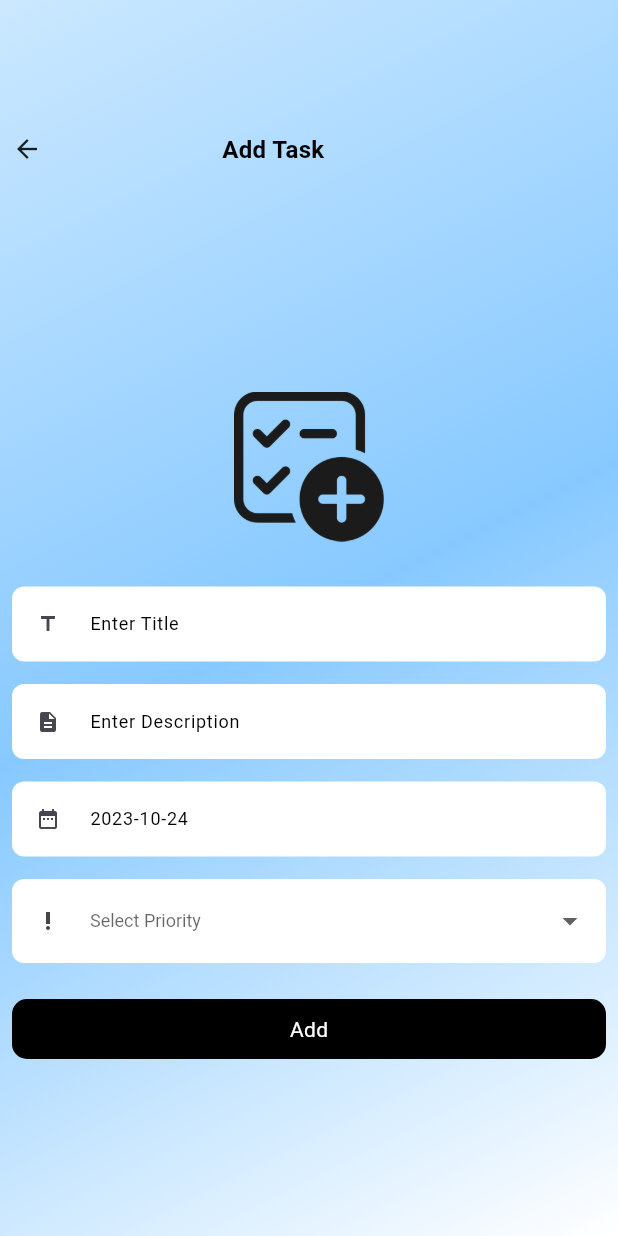
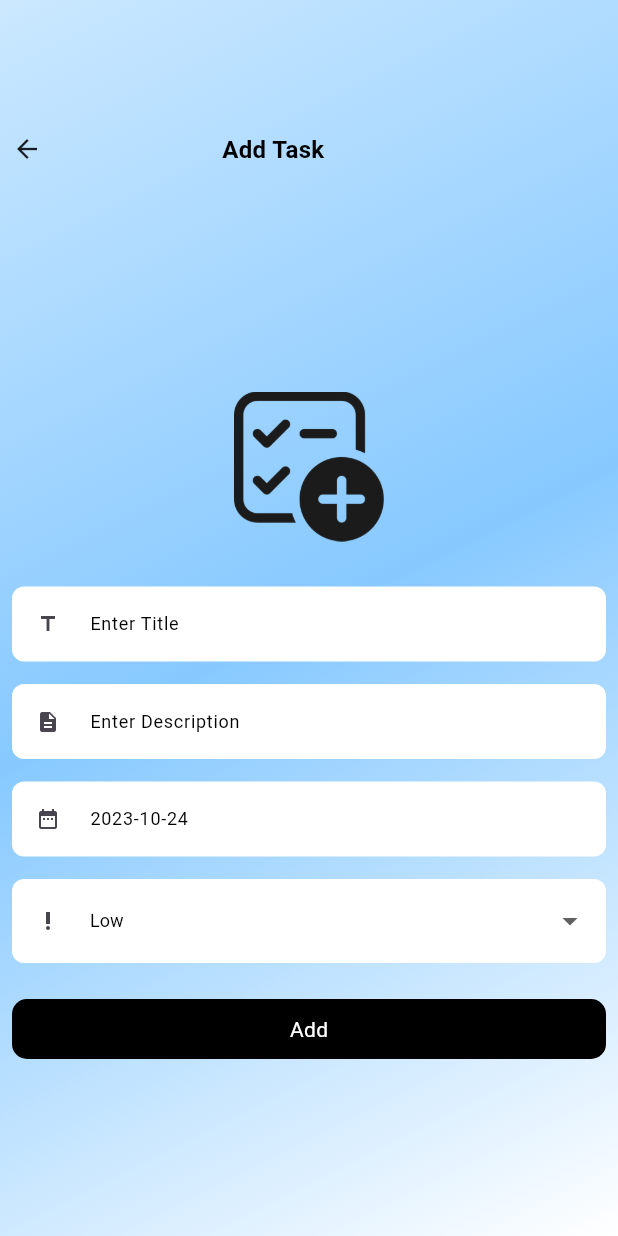
Before and after one commit to BilalOsama15/TaskManagerApp, a Flutter app: the taskListing screen opened directly, after a tap on "Add", on a phone screen of 412 x 824 dp. Run offline on Flutter 3.47's test engine with Material 2 defaults, Android fonts, the phone set to English and light mode, and no system bars; our stand-ins replace sqflite; accounts and stored records are empty.

Commit message:
Update Task Also Update Status

```diff
--- a/task_manager/lib/AddTask.dart
+++ b/task_manager/lib/AddTask.dart
@@ -6,8 +6,10 @@ import 'package:task_manager/Constants/loader.dart';
 import 'package:task_manager/Models/DBHelper.dart';
 import 'package:task_manager/Models/Task_model.dart';
 
+// ignore: must_be_immutable
 class addTask extends StatefulWidget {
-  const addTask({super.key});
+  task? t;
+   addTask({super.key, required this.t});
 
   @override
   State<addTask> createState() => _addTaskState();
@@ -27,9 +29,23 @@ class _addTaskState extends State<addTask> {
    final _formkey=GlobalKey<FormState>();
   @override
   void initState() {
-    dateInput.text = DateFormat('yyyy-MM-dd').format(DateTime.now());
+    super.initState();
+    setDefaultValue();
+  }
+
+  setDefaultValue(){
+    if(widget.t != null)
+    {
+      taskName.text = widget.t!.title.toString();
+      description.text =  widget.t!.description.toString();
+      dateInput.text =  widget.t!.dueDate.toString();
+      priority.text =  widget.t!.priority.toString();
+    }
+    else
+    {
+      dateInput.text = DateFormat('yyyy-MM-dd').format(DateTime.now());
     priority.text = "Low";
-    super.initState();
+    }
   }
   @override
   Widget build(BuildContext context) {
@@ -65,7 +81,7 @@ class _addTaskState extends State<addTask> {
                         },
                         child: const Icon(Icons.arrow_back_sharp,size: 20,)),
                       const SizedBox(width: 120,),
-                      const Text("Add Task", style: TextStyle(color: Color.fromARGB(255, 0, 0, 0), fontSize: 16.0,fontWeight: FontWeight.bold),),
+                       Text(widget.t != null?"Update Task":"Add Task", style: const TextStyle(color: Color.fromARGB(255, 0, 0, 0), fontSize: 16.0,fontWeight: FontWeight.bold),),
                     ],
                   ),
                   const SizedBox(height: 150,),
@@ -179,7 +195,7 @@ class _addTaskState extends State<addTask> {
                   SizedBox(
                     height: 60,
                     child: DropdownButtonFormField(
-
+                    value: widget.t!=null?widget.t!.priority:"Low",
                     items: Data.map((String category) {
 
                     return DropdownMenuItem(
@@ -232,10 +248,24 @@ class _addTaskState extends State<addTask> {
         {
           showLoader(context);
         task t = task(taskName.text, description.text!=""?description.text:"", dateInput.text, priority.text, "pending");
-        db!.insert(t);
-        hideLoader(context);
+        if(widget.t!=null)
+        {
+          print("update");
+          db!.updateTask(t,widget.t!.id!.toInt());
+           hideLoader(context);
+        showSnackBar(context, "Successfully Update", Colors.green);
+        }
+        else
+        {
+          db!.insert(t);
+           hideLoader(context);
         showSnackBar(context, "Successfully Add", Colors.green);
+        }
+
+
         print("Add Task");
+        Navigator.of(context).pop("Data added successfully");
+
         }
 
       },
@@ -244,7 +274,7 @@ class _addTaskState extends State<addTask> {
                   height: 40,width: double.infinity,decoration: BoxDecoration(
                     color: Colors.black,borderRadius: BorderRadius.circular(10.0)
                   ),
-                  child: const Text("Add",style: TextStyle(color: Colors.white),),
+                  child: Text(widget.t!=null?"Update":"Add",style: const TextStyle(color: Colors.white),),
                 ),
     );
   }
--- a/task_manager/lib/Models/DBHelper.dart
+++ b/task_manager/lib/Models/DBHelper.dart
@@ -12,7 +12,7 @@ class DBHelper {
     }
 
     _db = await initDatabase();
-    return null;
+    return _db;
   }
 
   initDatabase()async{
@@ -34,14 +34,33 @@ class DBHelper {
      print(task.status);
 
   }
-
- Future<List<task>?> gettask() async {
-  try {
+Future<List<task>?> getAllTask() async {
+ try {
     var dbClient = await db;
-    final List<Map<String, dynamic>> queryResult = await dbClient!.query('tasks');
+    if (dbClient == null) {
+      print("akjshd");
+      // Handle the case where dbClient is null (e.g., database not properly initialized)
+      return null;
+    }
+    final List<Map<String, dynamic>> queryResult = await dbClient.query('tasks');
     return queryResult.map((e) => task.fromMap(e)).toList();
   } catch (e) {
-    print('Error while fetching employee data: $e');
+    print('Error while fetching tasks data: $e');
+    return null;
+  }
+}
+ Future<List<task>?> getTaskByStatus(String status) async {
+ try {
+    var dbClient = await db;
+    if (dbClient == null) {
+      print("Database not properly initialized");
+      return null;
+    }
+    final List<Map<String, dynamic>> queryResult =
+        await dbClient.query('tasks', where: 'status = ?', whereArgs: [status]);
+    return queryResult.map((e) => task.fromMap(e)).toList();
+  } catch (e) {
+    print('Error while fetching tasks data: $e');
     return null;
   }
 }
@@ -69,4 +88,26 @@ class DBHelper {
         whereArgs: [id]
     );
   }
+   Future<int> updateStatus(bool newStatus, int id)async{
+    try {
+    var dbClient = await db;
+    if (dbClient == null) {
+      return 0; // Handle the case where dbClient is null
+    }
+
+    final Map<String, dynamic> updateData = {
+      'status': newStatus ? 'completed' : 'pending',
+    };
+
+    return await dbClient.update(
+      'tasks',
+      updateData,
+      where: 'id = ?',
+      whereArgs: [id],
+    );
+  } catch (e) {
+    print('Error while updating task status: $e');
+    return 0; // Handle the error case
+  }
+  }
 }
--- a/task_manager/lib/Tasks.dart
+++ b/task_manager/lib/Tasks.dart
@@ -2,6 +2,8 @@
 
 import 'package:flutter/material.dart';
 import 'package:task_manager/AddTask.dart';
+import 'package:task_manager/Models/DBHelper.dart';
+import 'package:task_manager/Models/Task_model.dart';
 
 class taskListing extends StatefulWidget {
   const taskListing({super.key});
@@ -11,7 +13,27 @@ class taskListing extends StatefulWidget {
 }
 
 class _taskListingState extends State<taskListing> {
-  TextEditingController _search = TextEditingController();
+  final TextEditingController _search = TextEditingController();
+    String _searchText="";
+    DBHelper? db = DBHelper();
+ Future<List<task>?>? tasks;
+
+void asd()async{
+    tasks = getList();
+    await Future.delayed(const Duration(seconds: 2));
+    setState(() {
+    });
+}
+ Future<List<task>?> getList() async {
+    return await db!.getTaskByStatus("pending");
+  }
+  @override
+  void initState() {
+    super.initState();
+    asd();
+  }
+
+
   @override
   Widget build(BuildContext context) {
     return Scaffold(
@@ -49,12 +71,17 @@ class _taskListingState extends State<taskListing> {
           child: Row(
             mainAxisAlignment: MainAxisAlignment.center,
             children: [
-              const Text("Tasks",style: TextStyle(fontSize: 14,fontWeight: FontWeight.w600),),
+              const Text("Tasks",style: TextStyle(fontSize: 16,fontWeight: FontWeight.w600),),
               const SizedBox(width: 20,),
               SizedBox(
-                height: 30,width: 200,
+                height: 40,width: 220,
                 child: TextFormField(
                    controller: _search,
+                      onChanged: (value) {
+                      setState(() {
+                        _searchText = value;
+                      });
+                  },
                   style: const TextStyle(color: Colors.black, fontSize: 12.0,fontWeight: FontWeight.w400),
                   decoration: const InputDecoration(
                   hintText: "Search by title",
@@ -72,17 +99,50 @@ class _taskListingState extends State<taskListing> {
                 ),
               ),
               const SizedBox(width: 20,),
-              const Icon(Icons.arrow_drop_down)
+              const Icon(Icons.arrow_drop_down,size: 22,)
             ],
           ),
         ),
               ),
               Expanded(
-                child: ListView.builder(
-                  itemCount: 10,
+                child: FutureBuilder(
+                   future: tasks,
+                    builder: ((context,AsyncSnapshot<List<task>?> snapshot) {
+                      if (snapshot.connectionState == ConnectionState.waiting) {
+                        return const Center(child: CircularProgressIndicator());
+                      } else if (snapshot.hasError) {
+                        return Center(child: Text('Error: ${snapshot.error}'));
+                      } else if (!snapshot.hasData) {
+                        return const Center(child: CircularProgressIndicator());
+                      } else if (snapshot.data!.isEmpty) {
+                        return const Center(child: Text("No Task Found",style: TextStyle(color: Color.fromARGB(132, 0, 0, 0)),));
+                      }
+
+                      else
+                      {
+                        if(_searchText=="")
+                        {
+                          final filteredList = snapshot.data;
+                        }
+                        final filteredList = snapshot.data!.where((task) =>
+                          task.title!.toLowerCase().contains(_searchText.toLowerCase())
+                        ).toList();
+                        return ListView.builder(
+                        itemCount: filteredList.length,
                         itemBuilder: (context, index) {
+                           task t =filteredList[index];
                         return Padding(
                           padding: const EdgeInsets.all(8.0),
+                          child: InkWell(
+                            onTap: ()async{
+                              String? result =await  Navigator.push(context, MaterialPageRoute(builder: (context)=> addTask(t: t,)));
+                                if(result !=null)
+                                {
+                                  setState(() {
+                                    asd();
+                                  });
+                                }
+                            },
                             child: Container(
                             height: 50,
                             decoration: BoxDecoration(
@@ -96,25 +156,37 @@ class _taskListingState extends State<taskListing> {
                               color: Color.fromARGB(255, 255, 255, 255)
                             ),
                             child: Padding(
-                        padding: const EdgeInsets.all(8.0),
+                              padding: const EdgeInsets.only(top:8.0,left: 16.0,right:8.0,bottom: 8.0),
                               child: Row(
-                          mainAxisAlignment: MainAxisAlignment.spaceBetween,
+                                mainAxisAlignment: MainAxisAlignment.center,
                                 children: [
-                            Column(
+                                  Checkbox(value: t.status=="pending"?false:true, onChanged: (value) {
+                                    print(value);
+                                    setState(() {
+                                      db!.updateStatus(value!, t.id!);
+                                      asd();
+                                    });
+                                  },),
+                                  10.width,
+                                  SizedBox(
+                                    width: 180,
+                                    child: Column(
                                       mainAxisAlignment: MainAxisAlignment.start,
                                       crossAxisAlignment: CrossAxisAlignment.start,
                                       children: [
-                                Text("Task ${index+1}",style: TextStyle(fontSize: 14,fontWeight: FontWeight.bold),),
-                                Text("Due Date: 09/12/2023",style: TextStyle(fontSize: 10,fontWeight: FontWeight.normal)),
+                                        Text("${t.title}",style:const TextStyle(fontSize: 14,fontWeight: FontWeight.bold),),
+                                        Text("${t.dueDate}",style:const TextStyle(fontSize: 10,fontWeight: FontWeight.normal)),
                                       ],
                                     ),
+                                  ),
+                                  10.width,
                                 Container(
                                   alignment: Alignment.center,
-                            height: 15,width: 50,decoration: BoxDecoration(
-                              color: Colors.red,
+                                  height: 20,width: 50,decoration: BoxDecoration(
+                                    color: t.priority=="High"?Colors.red:t.priority=="Medium"?Colors.amber: Color.fromARGB(255, 254, 223, 128),
                                     borderRadius: BorderRadius.circular(25.0)
                                   ),
-                            child: Text("High",style: TextStyle(fontSize: 8,fontWeight: FontWeight.bold,color: Colors.white),),
+                                  child: Text("${t.priority}",style: const TextStyle(fontSize: 10,fontWeight: FontWeight.bold,color: Colors.white),),
                                 )
                                 ],
                               ),
@@ -125,17 +197,28 @@ class _taskListingState extends State<taskListing> {
                             //   trailing: Icon(Icons.access_time_filled,size: 16,),
                             // ),
                                                   ),
+                          ),
                       );
 
 
-                },))
+                    },);
+
+  }})))
             ],
           ),
         ),
       ),
       floatingActionButton: InkWell(
-        onTap: (){
-          Navigator.push(context, MaterialPageRoute(builder: (context)=> const addTask()));
+        onTap: ()async{
+          task? t= null;
+        String? result =await  Navigator.push(context, MaterialPageRoute(builder: (context)=> addTask(t: t,)));
+        if(result !=null)
+        {
+          setState(() {
+            asd();
+          });
+        }
+
         },
         child: Container(
           height: 40,width: 80,
```
Lines whose indentation alone changed are shown as unchanged.
